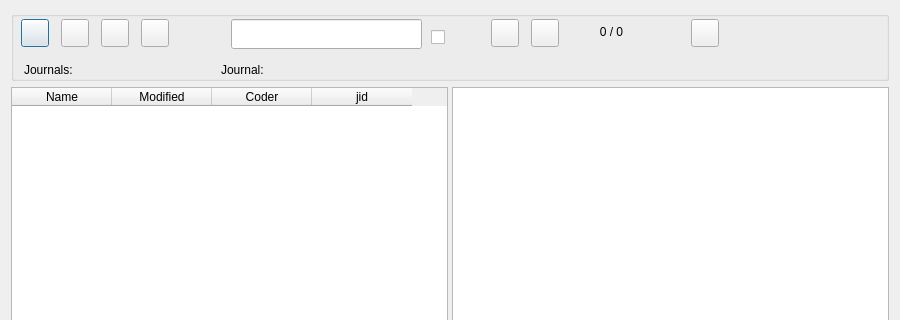
ccbogel/QualCoder, file GUI_UIs/ui_dialog_journals.ui: the form before one commit; both pictures show x 0 to 900 and y 0 to 320 of the 900 by 680 pixel window.
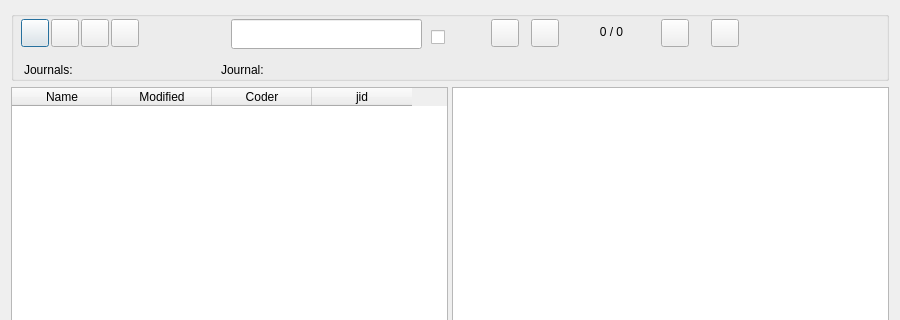
The form after the commit.

```diff
--- a/GUI_UIs/ui_dialog_journals.ui
+++ b/GUI_UIs/ui_dialog_journals.ui
@@ -50,7 +50,7 @@
      <widget class="QPushButton" name="pushButton_export">
       <property name="geometry">
        <rect>
-        <x>50</x>
+        <x>40</x>
         <y>8</y>
         <width>28</width>
         <height>28</height>
@@ -66,7 +66,7 @@
      <widget class="QPushButton" name="pushButton_delete">
       <property name="geometry">
        <rect>
-        <x>130</x>
+        <x>650</x>
         <y>8</y>
         <width>28</width>
         <height>28</height>
@@ -108,7 +108,7 @@
      <widget class="QPushButton" name="pushButton_export_all">
       <property name="geometry">
        <rect>
-        <x>90</x>
+        <x>70</x>
         <y>8</y>
         <width>28</width>
         <height>28</height>
@@ -263,7 +263,7 @@
      <widget class="QPushButton" name="pushButton_help">
       <property name="geometry">
        <rect>
-        <x>680</x>
+        <x>700</x>
         <y>8</y>
         <width>28</width>
         <height>28</height>
@@ -276,6 +276,22 @@
        <string/>
       </property>
      </widget>
+     <widget class="QPushButton" name="pushButton_add_attribute">
+      <property name="geometry">
+       <rect>
+        <x>100</x>
+        <y>8</y>
+        <width>28</width>
+        <height>28</height>
+       </rect>
+      </property>
+      <property name="toolTip">
+       <string>&lt;html&gt;&lt;head/&gt;&lt;body&gt;&lt;p&gt;Add Attribute&lt;/p&gt;&lt;/body&gt;&lt;/html&gt;</string>
+      </property>
+      <property name="text">
+       <string/>
+      </property>
+     </widget>
     </widget>
    </item>
    <item row="1" column="0">
```
